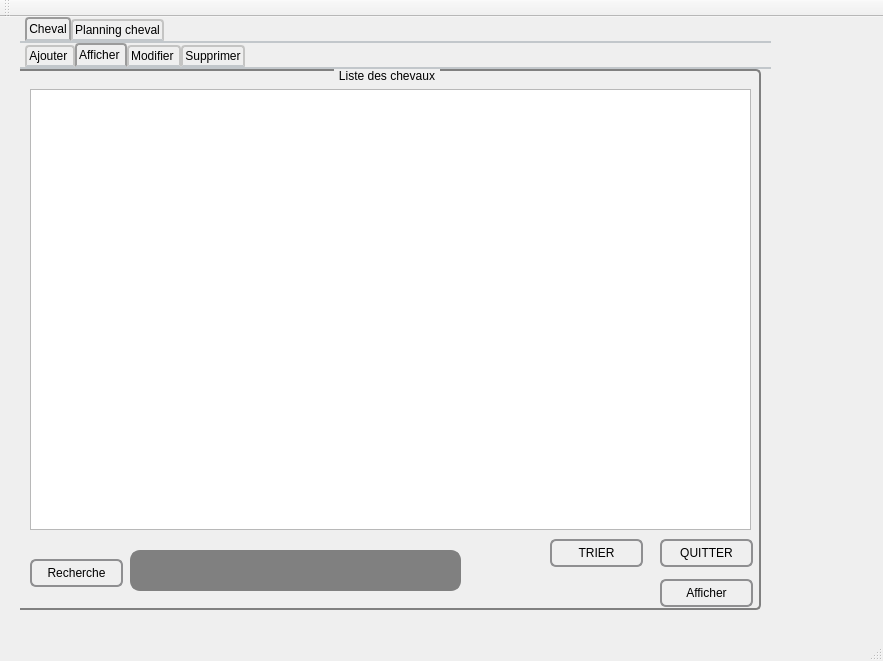
Qt form mainwindow.ui (soumaya-nheri/Smart-Club-2A26) before a commit.
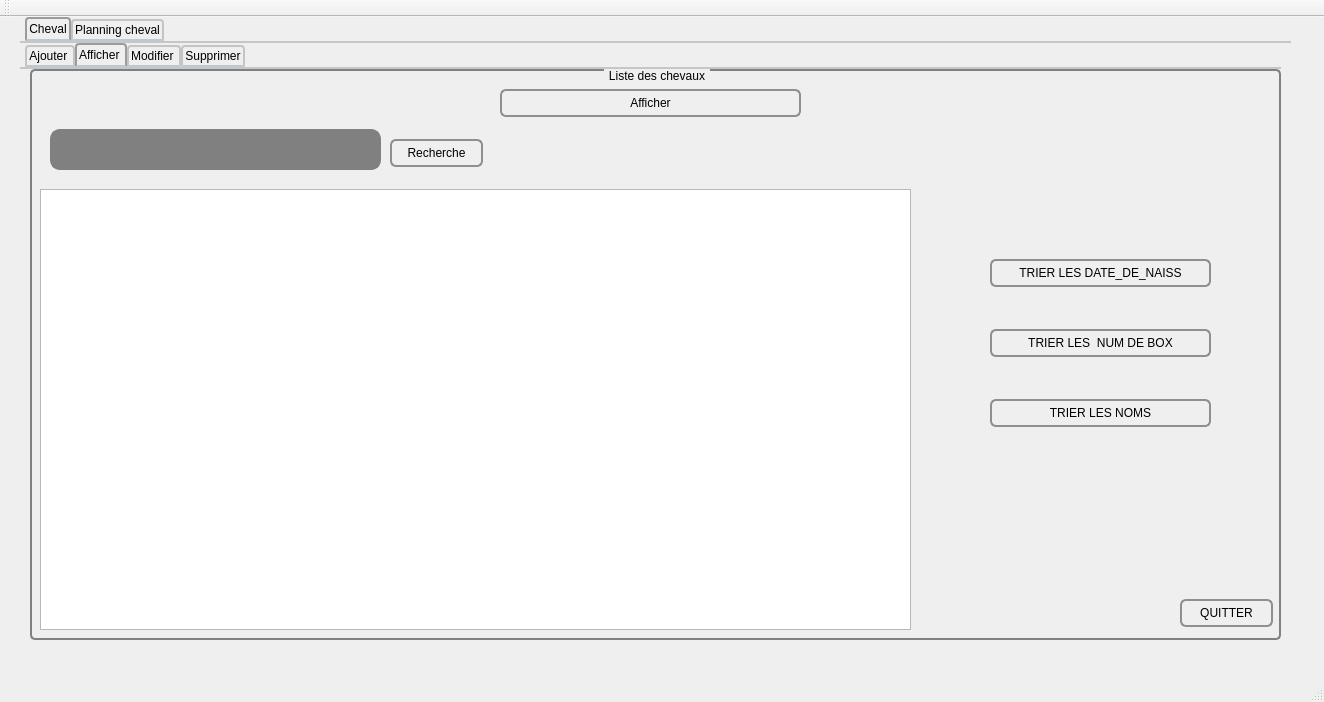
The same form after that commit. The open tabs and pages were chosen to show the change. Custom widgets are drawn as their Qt base class.

Patch:
```diff
--- a/mainwindow.ui
+++ b/mainwindow.ui
@@ -6,8 +6,8 @@
    <rect>
     <x>0</x>
     <y>0</y>
-    <width>883</width>
-    <height>661</height>
+    <width>1324</width>
+    <height>702</height>
    </rect>
   </property>
   <property name="windowTitle">
@@ -22,7 +22,7 @@
      <rect>
       <x>20</x>
       <y>0</y>
-      <width>751</width>
+      <width>1271</width>
       <height>631</height>
      </rect>
     </property>
@@ -76,7 +76,7 @@
        <rect>
         <x>0</x>
         <y>0</y>
-        <width>751</width>
+        <width>1261</width>
         <height>621</height>
        </rect>
       </property>
@@ -684,50 +684,13 @@
        <attribute name="title">
         <string>Afficher </string>
        </attribute>
-       <widget class="QTableView" name="tableView_2">
-        <property name="geometry">
-         <rect>
-          <x>10</x>
-          <y>20</y>
-          <width>721</width>
-          <height>441</height>
-         </rect>
-        </property>
-        <property name="styleSheet">
-         <string notr="true">QTableView {
-    selection-background-color: qlineargradient(x1: 0, y1: 0, x2: 0.5, y2: 0.5,
-                                stop: 0 #FF92BB, stop: 1 white);
-}
-</string>
-        </property>
-       </widget>
-       <widget class="QLineEdit" name="lineEdit_recherche">
-        <property name="geometry">
-         <rect>
-          <x>110</x>
-          <y>481</y>
-          <width>331</width>
-          <height>41</height>
-         </rect>
-        </property>
-        <property name="styleSheet">
-         <string notr="true">QLineEdit {
-    border: 2px solid gray;
-    border-radius: 10px;
-    padding: 0 8px;
-    background: grey;
-    selection-background-color: darkgray;
-}
-</string>
-        </property>
-       </widget>
        <widget class="QGroupBox" name="groupBox_7">
         <property name="geometry">
          <rect>
-          <x>-10</x>
+          <x>10</x>
           <y>0</y>
-          <width>751</width>
-          <height>541</height>
+          <width>1251</width>
+          <height>571</height>
          </rect>
         </property>
         <property name="styleSheet">
@@ -755,8 +718,8 @@
         <widget class="QPushButton" name="QUITTER_2">
          <property name="geometry">
           <rect>
-           <x>650</x>
-           <y>470</y>
+           <x>1150</x>
+           <y>530</y>
            <width>93</width>
            <height>28</height>
           </rect>
@@ -790,9 +753,9 @@
         <widget class="QPushButton" name="afficher_cheval">
          <property name="geometry">
           <rect>
-           <x>650</x>
-           <y>510</y>
-           <width>93</width>
+           <x>470</x>
+           <y>20</y>
+           <width>301</width>
            <height>28</height>
           </rect>
          </property>
@@ -825,8 +788,8 @@
         <widget class="QPushButton" name="recherche_chev">
          <property name="geometry">
           <rect>
-           <x>20</x>
-           <y>490</y>
+           <x>360</x>
+           <y>70</y>
            <width>93</width>
            <height>28</height>
           </rect>
@@ -860,9 +823,9 @@
         <widget class="QPushButton" name="pushButton">
          <property name="geometry">
           <rect>
-           <x>540</x>
-           <y>470</y>
-           <width>93</width>
+           <x>960</x>
+           <y>190</y>
+           <width>221</width>
            <height>28</height>
           </rect>
          </property>
@@ -889,7 +852,119 @@
 }</string>
          </property>
          <property name="text">
-          <string>TRIER</string>
+          <string>TRIER LES DATE_DE_NAISS</string>
+         </property>
+        </widget>
+        <widget class="QLineEdit" name="lineEdit_recherche">
+         <property name="geometry">
+          <rect>
+           <x>20</x>
+           <y>60</y>
+           <width>331</width>
+           <height>41</height>
+          </rect>
+         </property>
+         <property name="styleSheet">
+          <string notr="true">QLineEdit {
+    border: 2px solid gray;
+    border-radius: 10px;
+    padding: 0 8px;
+    background: grey;
+    selection-background-color: darkgray;
+}
+</string>
+         </property>
+        </widget>
+        <widget class="QTableView" name="tableView_2">
+         <property name="geometry">
+          <rect>
+           <x>10</x>
+           <y>120</y>
+           <width>871</width>
+           <height>441</height>
+          </rect>
+         </property>
+         <property name="styleSheet">
+          <string notr="true">QTableView {
+    selection-background-color: qlineargradient(x1: 0, y1: 0, x2: 0.5, y2: 0.5,
+                                stop: 0 #FF92BB, stop: 1 white);
+}
+</string>
+         </property>
+        </widget>
+        <widget class="QPushButton" name="pushButton_TRI_NUM_BOX">
+         <property name="geometry">
+          <rect>
+           <x>960</x>
+           <y>260</y>
+           <width>221</width>
+           <height>28</height>
+          </rect>
+         </property>
+         <property name="styleSheet">
+          <string notr="true">QPushButton {
+	font: 11pt &quot;MS Shell Dlg 2&quot;;
+	font: 10pt &quot;MS Shell Dlg 2&quot;;
+	font: 6pt &quot;MS Shell Dlg 2&quot;;
+    border: 2px solid #8f8f91;
+    border-radius: 6px;
+    background-color: qlineargradient(x1: 0, y1: 0, x2: 0, y2: 1,
+                                      stop: 0 #f6f7fa, stop: 1 #dadbde);
+    min-width: 80px;
+}
+
+QPushButton:pressed {
+    background-color: qlineargradient(x1: 0, y1: 0, x2: 0, y2: 1,
+                                      stop: 0 #dadbde, stop: 1 #f6f7fa);
+}
+
+QPushButton:flat {
+    border: none; /* no border for a flat push button */
+}
+
+QPushButton:default {
+    border-color: navy; /* make the default button prominent */
+}
+</string>
+         </property>
+         <property name="text">
+          <string>TRIER LES  NUM DE BOX</string>
+         </property>
+        </widget>
+        <widget class="QPushButton" name="pushButton_TRI_NOM">
+         <property name="geometry">
+          <rect>
+           <x>960</x>
+           <y>330</y>
+           <width>221</width>
+           <height>28</height>
+          </rect>
+         </property>
+         <property name="styleSheet">
+          <string notr="true">QPushButton {
+	font: 6pt &quot;MS Shell Dlg 2&quot;;
+    border: 2px solid #8f8f91;
+    border-radius: 6px;
+    background-color: qlineargradient(x1: 0, y1: 0, x2: 0, y2: 1,
+                                      stop: 0 #f6f7fa, stop: 1 #dadbde);
+    min-width: 80px;
+}
+
+QPushButton:pressed {
+    background-color: qlineargradient(x1: 0, y1: 0, x2: 0, y2: 1,
+                                      stop: 0 #dadbde, stop: 1 #f6f7fa);
+}
+
+QPushButton:flat {
+    border: none; /* no border for a flat push button */
+}
+
+QPushButton:default {
+    border-color: navy; /* make the default button prominent */
+}</string>
+         </property>
+         <property name="text">
+          <string>TRIER LES NOMS</string>
          </property>
         </widget>
        </widget>
```
Left out of the diff: 13 changed lines with no effect on the pictures.
